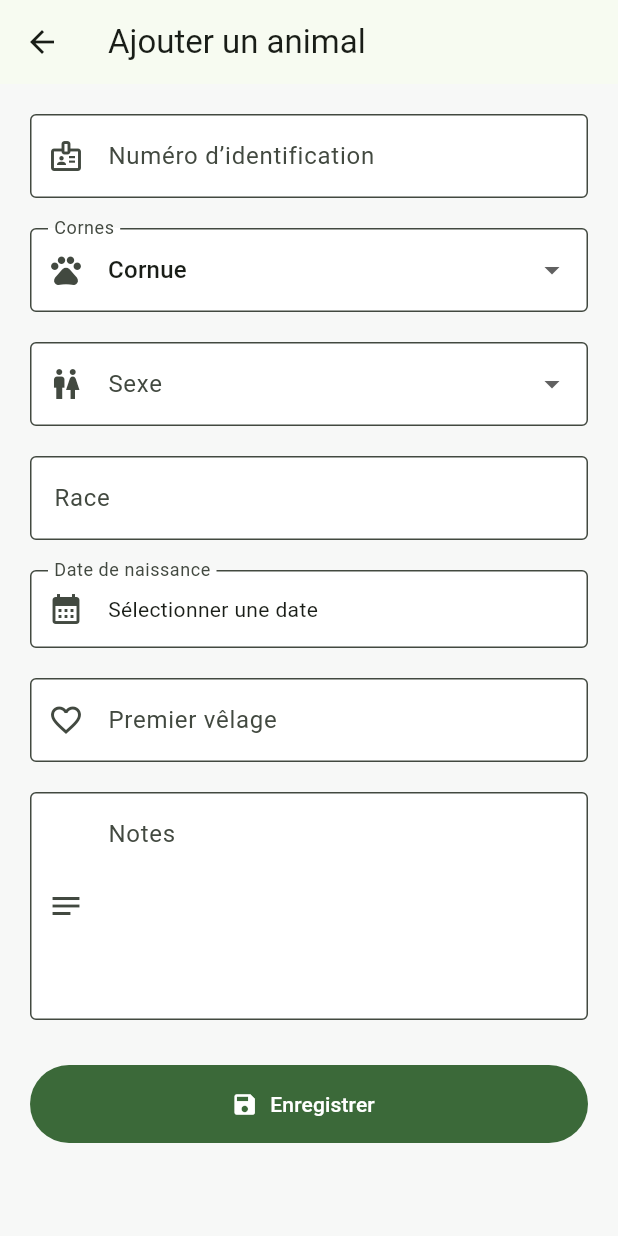
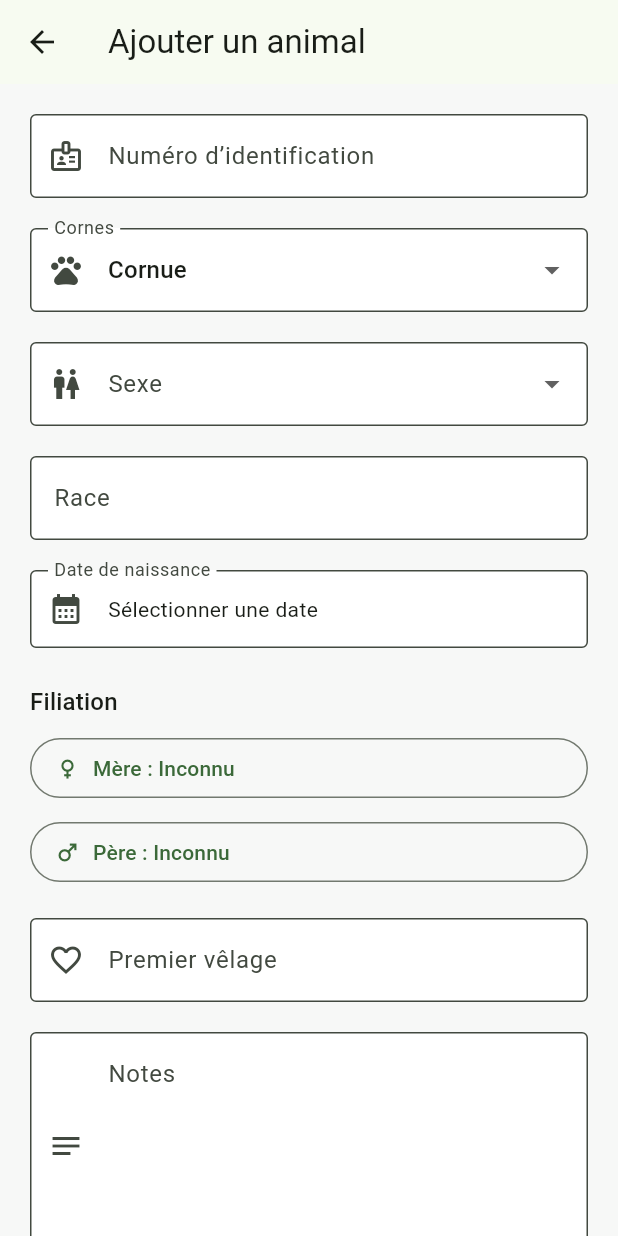
Before and after one commit to mateolilien55-bot/gestion_troupeau, a Flutter app: the screen it shows after launch, after a tap on "Ajouter", on a phone screen of 412 x 824 dp. Run offline on Flutter 3.47's test engine with Material 3 defaults, Android fonts, the light colour scheme and no system bars; our stand-ins replace sqflite, sqflite_common_ffi; accounts and stored records are empty.

Commit message:
fiabilise la gestion de la filiation

```diff
--- a/lib/screens/animal_form_screen.dart
+++ b/lib/screens/animal_form_screen.dart
@@ -25,6 +25,10 @@ class _AnimalFormScreenState extends State<AnimalFormScreen> {
   DateTime? _dateNaissance;
   String _cornes = 'Cornue';
   String? _sexe;
+  int? _motherId;
+  int? _fatherId;
+  List<Animal> _animals = const [];
+  bool _loadingParents = true;
   bool _saving = false;
 
   final List<String> _cornesOptions = const [
@@ -41,17 +45,20 @@ class _AnimalFormScreenState extends State<AnimalFormScreen> {
   void initState() {
     super.initState();
     final animal = widget.animal;
-    if (animal == null) return;
-
+    if (animal != null) {
       _identificationController.text = animal.identification;
       _raceController.text = animal.race;
       _sexe = animal.sexe;
       _premierVelageController.text = animal.premierVelage ?? '';
       _notesController.text = animal.notes ?? '';
       _dateNaissance = animal.dateNaissance;
+      _motherId = animal.motherId;
+      _fatherId = animal.fatherId;
       _cornes = _cornesOptions.contains(animal.cornes)
           ? animal.cornes
           : 'Autre';
+    }
+    _loadAnimals();
   }
 
   @override
@@ -61,6 +68,23 @@ class _AnimalFormScreenState extends State<AnimalFormScreen> {
     _premierVelageController.dispose();
     _notesController.dispose();
     super.dispose();
+  }
+
+  Future<void> _loadAnimals() async {
+    try {
+      final animals = await _database.getAnimals();
+      if (!mounted) return;
+      setState(() {
+        _animals = animals;
+        _loadingParents = false;
+      });
+    } catch (e) {
+      if (!mounted) return;
+      setState(() => _loadingParents = false);
+      ScaffoldMessenger.of(context).showSnackBar(
+        SnackBar(content: Text('Impossible de charger la filiation : $e')),
+      );
+    }
   }
 
   Future<void> _selectDate() async {
@@ -77,11 +101,147 @@ class _AnimalFormScreenState extends State<AnimalFormScreen> {
   String _formatDate(DateTime date) =>
       '${date.day.toString().padLeft(2, '0')}/${date.month.toString().padLeft(2, '0')}/${date.year}';
 
+  Animal? _animalById(int? id) {
+    if (id == null) return null;
+    for (final animal in _animals) {
+      if (animal.id == id) return animal;
+    }
+    return null;
+  }
+
+  Set<int> _descendantIds(int rootId) {
+    final descendants = <int>{};
+    var changed = true;
+    while (changed) {
+      changed = false;
+      for (final animal in _animals) {
+        final id = animal.id;
+        if (id == null || descendants.contains(id)) continue;
+        final directChild = animal.motherId == rootId || animal.fatherId == rootId;
+        final childOfDescendant =
+            (animal.motherId != null && descendants.contains(animal.motherId)) ||
+            (animal.fatherId != null && descendants.contains(animal.fatherId));
+        if (directChild || childOfDescendant) {
+          descendants.add(id);
+          changed = true;
+        }
+      }
+    }
+    return descendants;
+  }
+
+  List<Animal> _parentCandidates({required bool mother}) {
+    final currentId = widget.animal?.id;
+    final forbidden = currentId == null ? <int>{} : _descendantIds(currentId);
+    if (currentId != null) forbidden.add(currentId);
+
+    return _animals.where((animal) {
+      final id = animal.id;
+      if (id == null || forbidden.contains(id)) return false;
+
+      final birthDate = _dateNaissance;
+      if (birthDate != null && !animal.dateNaissance.isBefore(birthDate)) {
+        return false;
+      }
+
+      final sex = animal.sexe;
+      if (mother) {
+        return sex == null || sex == 'Inconnu' || sex == 'Femelle';
+      }
+      return sex == null || sex == 'Inconnu' || sex == 'Mâle';
+    }).toList();
+  }
+
+  Future<void> _selectParent({required bool mother}) async {
+    final candidates = _parentCandidates(mother: mother);
+    final selected = await showModalBottomSheet<int?>(
+      context: context,
+      isScrollControlled: true,
+      builder: (sheetContext) {
+        return SafeArea(
+          child: SizedBox(
+            height: MediaQuery.of(sheetContext).size.height * 0.7,
+            child: Column(
+              children: [
+                Padding(
+                  padding: const EdgeInsets.all(16),
+                  child: Text(
+                    mother ? 'Sélectionner la mère' : 'Sélectionner le père',
+                    style: Theme.of(context).textTheme.titleLarge,
+                  ),
+                ),
+                ListTile(
+                  leading: const Icon(Icons.clear),
+                  title: const Text('Aucun / inconnu'),
+                  onTap: () => Navigator.pop(sheetContext, -1),
+                ),
+                const Divider(height: 1),
+                Expanded(
+                  child: candidates.isEmpty
+                      ? const Center(child: Text('Aucun parent compatible.'))
+                      : ListView.builder(
+                          itemCount: candidates.length,
+                          itemBuilder: (context, index) {
+                            final animal = candidates[index];
+                            return ListTile(
+                              leading: Icon(mother ? Icons.female : Icons.male),
+                              title: Text(animal.identification),
+                              subtitle: Text(
+                                '${animal.sexe ?? 'Sexe inconnu'} • né(e) le ${_formatDate(animal.dateNaissance)}',
+                              ),
+                              onTap: () => Navigator.pop(sheetContext, animal.id),
+                            );
+                          },
+                        ),
+                ),
+              ],
+            ),
+          ),
+        );
+      },
+    );
+
+    if (!mounted || selected == null) return;
+    setState(() {
+      final id = selected == -1 ? null : selected;
+      if (mother) {
+        _motherId = id;
+      } else {
+        _fatherId = id;
+      }
+    });
+  }
+
+  Widget _parentField({required bool mother}) {
+    final id = mother ? _motherId : _fatherId;
+    final parent = _animalById(id);
+    final label = mother ? 'Mère' : 'Père';
+
+    return OutlinedButton.icon(
+      onPressed: _loadingParents ? null : () => _selectParent(mother: mother),
+      icon: Icon(mother ? Icons.female : Icons.male),
+      label: Align(
+        alignment: Alignment.centerLeft,
+        child: Text(
+          _loadingParents
+              ? 'Chargement...'
+              : '$label : ${parent?.identification ?? 'Inconnu'}',
+        ),
+      ),
+    );
+  }
+
   Future<void> _save() async {
     if (!_formKey.currentState!.validate()) return;
     if (_dateNaissance == null) {
       ScaffoldMessenger.of(context).showSnackBar(
         const SnackBar(content: Text('Veuillez sélectionner la date de naissance.')),
+      );
+      return;
+    }
+    if (_motherId != null && _motherId == _fatherId) {
+      ScaffoldMessenger.of(context).showSnackBar(
+        const SnackBar(content: Text('La mère et le père doivent être deux animaux différents.')),
       );
       return;
     }
@@ -102,8 +262,8 @@ class _AnimalFormScreenState extends State<AnimalFormScreen> {
         notes: _notesController.text.trim().isEmpty
             ? null
             : _notesController.text.trim(),
-        motherId: existing?.motherId,
-        fatherId: existing?.fatherId,
+        motherId: _motherId,
+        fatherId: _fatherId,
       );
 
       if (widget.isEditing) {
@@ -201,6 +361,12 @@ class _AnimalFormScreenState extends State<AnimalFormScreen> {
                     : _formatDate(_dateNaissance!)),
               ),
             ),
+            const SizedBox(height: 24),
+            Text('Filiation', style: Theme.of(context).textTheme.titleMedium),
+            const SizedBox(height: 8),
+            _parentField(mother: true),
+            const SizedBox(height: 8),
+            _parentField(mother: false),
             const SizedBox(height: 20),
             TextFormField(
               controller: _premierVelageController,
```
Lines whose indentation alone changed are shown as unchanged.
